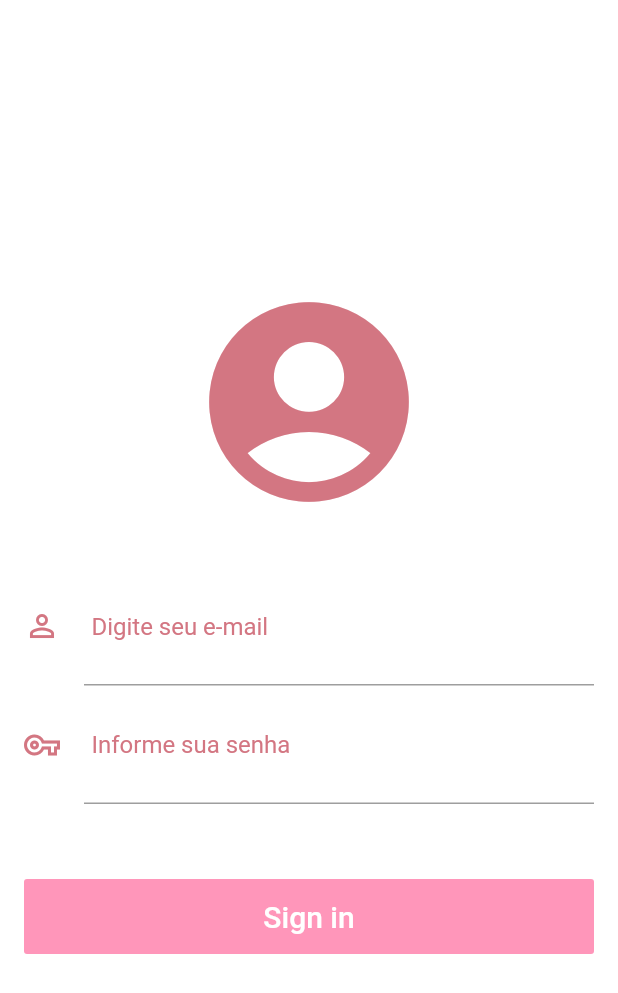
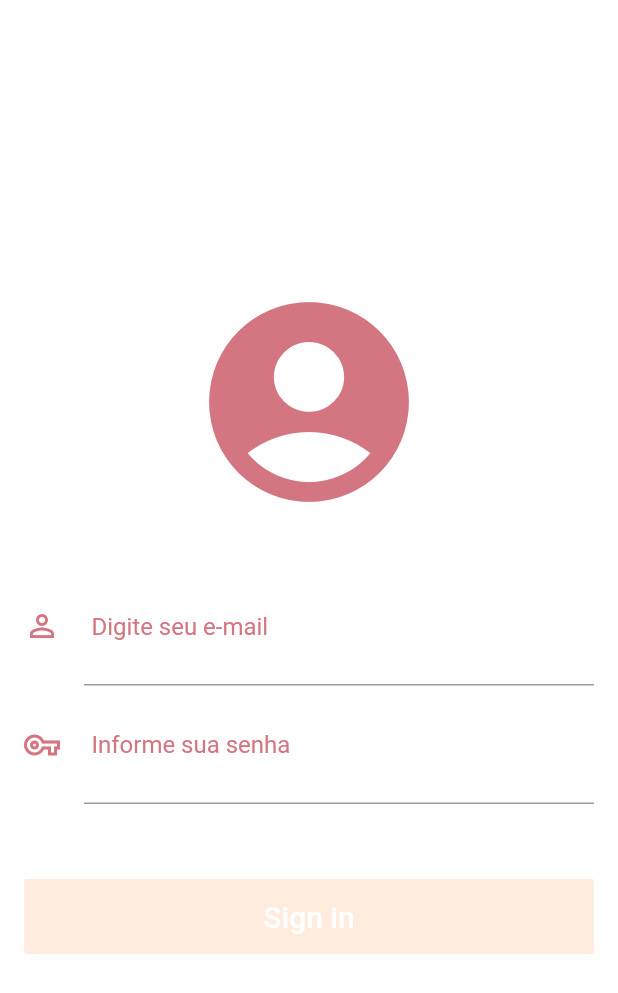
Before and after one commit to ClodoaldoRibeiro/gerenciadorloja_app, a Flutter app: the screen it shows after launch, on a phone screen of 412 x 824 dp. Shown: the top 993 px of the screen. Run offline on Flutter 3.47's test engine with Material 2 defaults, Android fonts, the phone set to English and light mode, and no system bars; our stand-ins replace rxdart; missing offline and left inert: bloc_pattern; Roboto replaces fonts that are missing (Montserrat).

Commit message:
Configurar cor do botão

```diff
--- a/lib/screens/signin_screen.dart
+++ b/lib/screens/signin_screen.dart
@@ -58,7 +58,7 @@ class _SigninScreenState extends State<SigninScreen> {
                             onPressed: snapshot.hasData ? () {} : null,
                             color: kPrimaryColor,
                             textColor: Colors.white,
-                            disabledColor: Colors.pinkAccent.withAlpha(140),
+                            disabledColor: kPrimaryLightColor,
                             child: Text(
                               "Sign in",
                               style: TextStyle(fontSize: 20),
```
